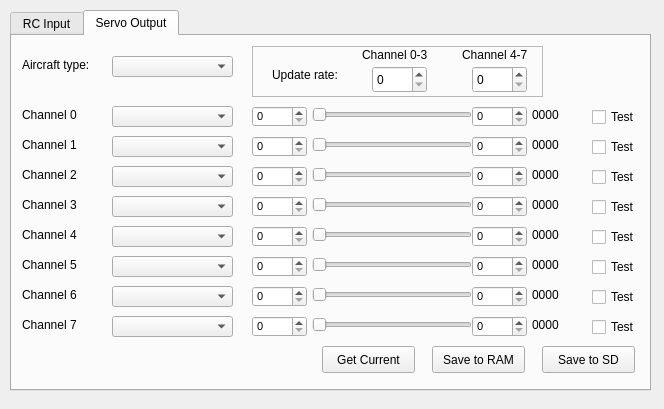
Qt form ground/src/plugins/config/settingswidget.ui (openpilot/OpenPilot) before a commit.
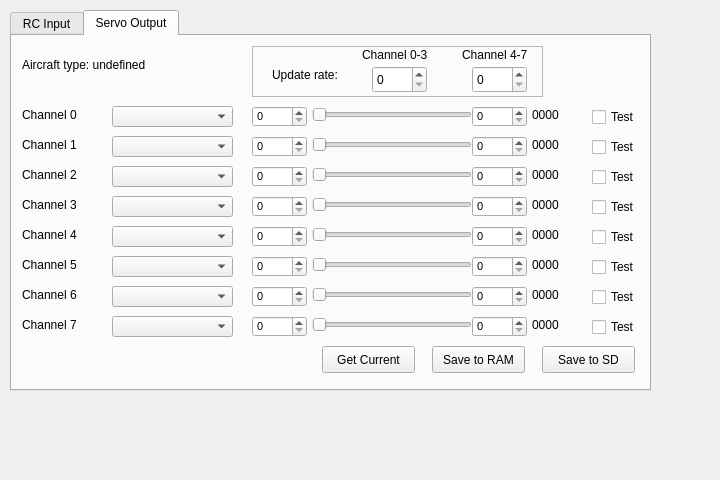
The same form after that commit. The open tabs and pages were chosen to show the change.

Commit message: OP-38 Separated airframe type from RC output, added telemetry settings. Larger icons on left side menu.

```diff
--- a/ground/src/plugins/config/settingswidget.ui
+++ b/ground/src/plugins/config/settingswidget.ui
@@ -6,8 +6,8 @@
    <rect>
     <x>0</x>
     <y>0</y>
-    <width>664</width>
-    <height>409</height>
+    <width>720</width>
+    <height>480</height>
    </rect>
   </property>
   <property name="windowTitle">
@@ -1120,35 +1120,17 @@
     <attribute name="title">
      <string>Servo Output</string>
     </attribute>
-    <widget class="QComboBox" name="aircraftType">
-     <property name="geometry">
-      <rect>
-       <x>100</x>
-       <y>20</y>
-       <width>121</width>
-       <height>21</height>
-      </rect>
-     </property>
-     <property name="font">
-      <font>
-       <pointsize>8</pointsize>
-      </font>
-     </property>
-     <property name="toolTip">
-      <string>Select aircraft type here</string>
-     </property>
-    </widget>
-    <widget class="QLabel" name="label">
+    <widget class="QLabel" name="aircraftType">
      <property name="geometry">
       <rect>
        <x>10</x>
        <y>20</y>
-       <width>91</width>
+       <width>221</width>
        <height>17</height>
       </rect>
      </property>
      <property name="text">
-      <string>Aircraft type:</string>
+      <string>Aircraft type: undefined</string>
      </property>
     </widget>
     <widget class="QLabel" name="actuator0Label">
```
Left out of the diff: 2 changed lines with no effect on the pictures. The commit also changes 7 other files.
